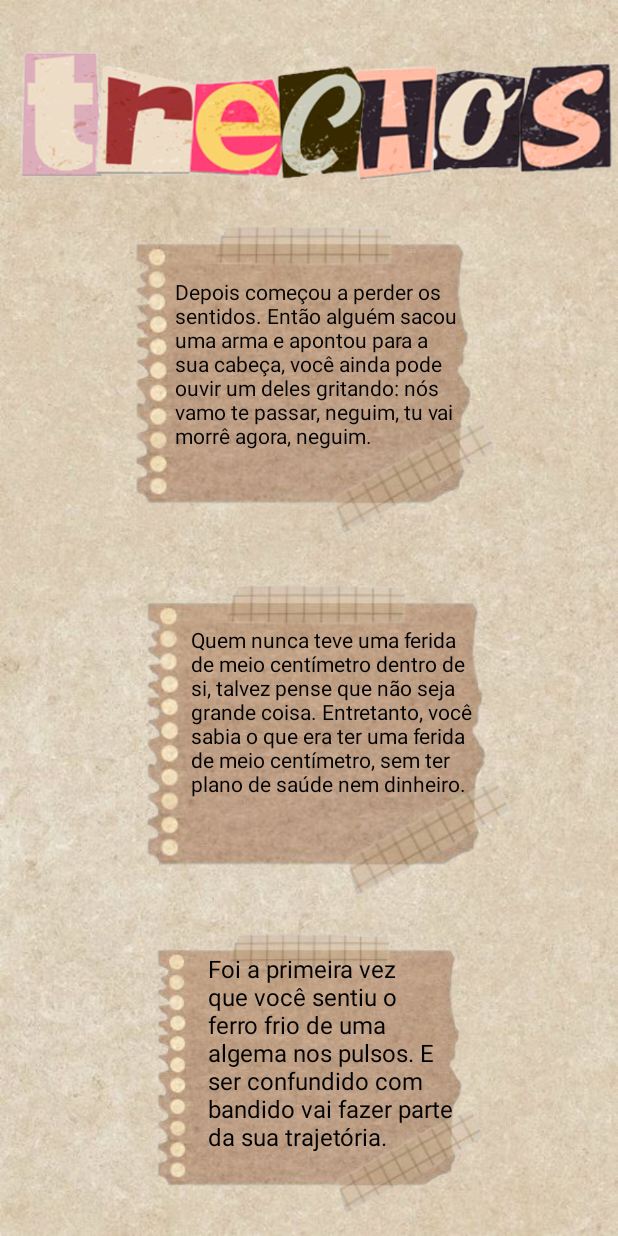
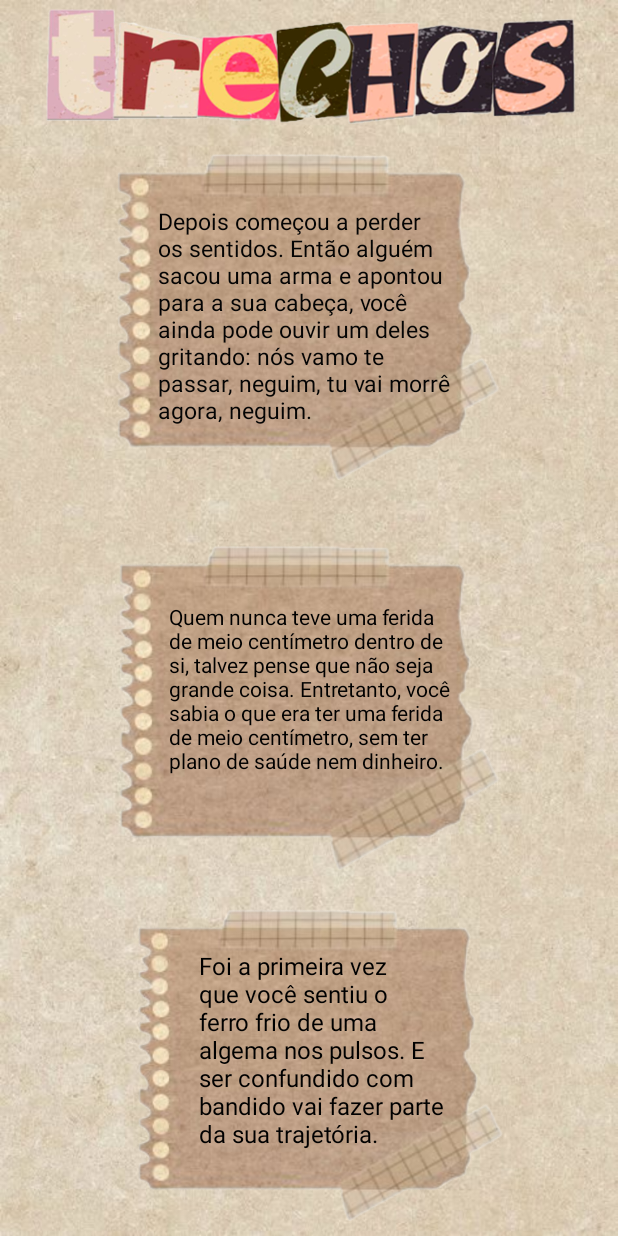
Before and after one commit to viniross/avessoDaLeitura, an Android app: the layout activity_trechos.xml on its own in the app's theme, with its tools: preview values and no code run, on a phone screen of 412 x 824 dp. Run offline under Robolectric (Android 15) with nearby library versions, the phone set to English and light mode, and no system bars.

Commit message:
Repercussão e trechos - Nath

```diff
--- a/app/src/main/res/layout/activity_repercussao.xml
+++ b/app/src/main/res/layout/activity_repercussao.xml
@@ -59,28 +59,30 @@
 
     <TextView
         android:id="@+id/fofoca2"
-        android:layout_width="244dp"
-        android:layout_height="216dp"
+        android:layout_width="241dp"
+        android:layout_height="214dp"
         android:text="@string/fofoca2"
         android:textColor="#000000"
-        android:textSize="16sp"
+        android:textSize="18sp"
         app:layout_constraintBottom_toBottomOf="parent"
         app:layout_constraintEnd_toEndOf="parent"
-        app:layout_constraintHorizontal_bias="0.544"
+        app:layout_constraintHorizontal_bias="0.535"
         app:layout_constraintStart_toStartOf="parent"
         app:layout_constraintTop_toTopOf="parent"
-        app:layout_constraintVertical_bias="0.916" />
+        app:layout_constraintVertical_bias="0.854" />
 
     <ImageView
         android:id="@+id/imageView24"
-        android:layout_width="387dp"
-        android:layout_height="124dp"
+        android:layout_width="341dp"
+        android:layout_height="92dp"
+        android:layout_marginStart="16dp"
+        android:layout_marginEnd="16dp"
         android:src="@drawable/repercuss_o"
         app:layout_constraintBottom_toBottomOf="parent"
         app:layout_constraintEnd_toEndOf="parent"
-        app:layout_constraintHorizontal_bias="0.333"
+        app:layout_constraintHorizontal_bias="0.236"
         app:layout_constraintStart_toStartOf="parent"
         app:layout_constraintTop_toTopOf="parent"
-        app:layout_constraintVertical_bias="0.026" />
+        app:layout_constraintVertical_bias="0.025" />
 
 </androidx.constraintlayout.widget.ConstraintLayout>
--- a/app/src/main/res/layout/activity_trechos.xml
+++ b/app/src/main/res/layout/activity_trechos.xml
@@ -10,66 +10,79 @@
 
 
     <ImageView
-        android:id="@+id/imageView21"
-        android:layout_width="290dp"
-        android:layout_height="280dp"
+        android:id="@+id/imageView27"
+        android:layout_width="372dp"
+        android:layout_height="92dp"
+        android:src="@drawable/trechos"
+        app:layout_constraintBottom_toBottomOf="parent"
+        app:layout_constraintEnd_toEndOf="parent"
+        app:layout_constraintHorizontal_bias="0.41"
+        app:layout_constraintStart_toStartOf="parent"
+        app:layout_constraintTop_toTopOf="parent"
+        app:layout_constraintVertical_bias="0.0" />
+
+    <ImageView
+        android:id="@+id/imageView29"
+        android:layout_width="309dp"
+        android:layout_height="221dp"
         android:src="@drawable/papelzinho1__1__removebg_preview"
         app:layout_constraintBottom_toBottomOf="parent"
         app:layout_constraintEnd_toEndOf="parent"
-        app:layout_constraintHorizontal_bias="0.537"
+        app:layout_constraintHorizontal_bias="0.494"
         app:layout_constraintStart_toStartOf="parent"
         app:layout_constraintTop_toTopOf="parent"
-        app:layout_constraintVertical_bias="0.175" />
+        app:layout_constraintVertical_bias="0.164" />
 
     <TextView
         android:id="@+id/texto2"
-        android:layout_width="194dp"
-        android:layout_height="168dp"
+        android:layout_width="199dp"
+        android:layout_height="181dp"
         android:text="@string/texto2"
         android:textColor="#040404"
+        android:textSize="15sp"
         app:layout_constraintBottom_toBottomOf="parent"
         app:layout_constraintEnd_toEndOf="parent"
-        app:layout_constraintHorizontal_bias="0.534"
+        app:layout_constraintHorizontal_bias="0.495"
         app:layout_constraintStart_toStartOf="parent"
         app:layout_constraintTop_toTopOf="parent"
-        app:layout_constraintVertical_bias="0.282" />
+        app:layout_constraintVertical_bias="0.213" />
 
     <ImageView
-        android:id="@+id/imageView23"
-        android:layout_width="323dp"
-        android:layout_height="277dp"
+        android:id="@+id/imageView30"
+        android:layout_width="273dp"
+        android:layout_height="220dp"
         android:src="@drawable/papelzinho1__1__removebg_preview"
         app:layout_constraintBottom_toBottomOf="parent"
         app:layout_constraintEnd_toEndOf="parent"
-        app:layout_constraintHorizontal_bias="0.647"
         app:layout_constraintStart_toStartOf="parent"
         app:layout_constraintTop_toTopOf="parent"
-        app:layout_constraintVertical_bias="0.616" />
+        app:layout_constraintVertical_bias="0.596" />
 
     <TextView
         android:id="@+id/textView3"
-        android:layout_width="194dp"
-        android:layout_height="159dp"
+        android:layout_width="192dp"
+        android:layout_height="167dp"
         android:text="@string/texto1"
         android:textColor="#000000"
+        android:textSize="14sp"
         app:layout_constraintBottom_toBottomOf="parent"
         app:layout_constraintEnd_toEndOf="parent"
-        app:layout_constraintHorizontal_bias="0.585"
+        app:layout_constraintHorizontal_bias="0.511"
         app:layout_constraintStart_toStartOf="parent"
         app:layout_constraintTop_toTopOf="parent"
-        app:layout_constraintVertical_bias="0.627" />
+        app:layout_constraintVertical_bias="0.611" />
 
     <ImageView
-        android:id="@+id/imageView25"
-        android:layout_width="306dp"
-        android:layout_height="249dp"
+        android:id="@+id/imageView31"
+        android:layout_width="252dp"
+        android:layout_height="211dp"
         android:src="@drawable/papelzinho1__1__removebg_preview"
         app:layout_constraintBottom_toBottomOf="parent"
         app:layout_constraintEnd_toEndOf="parent"
-        app:layout_constraintHorizontal_bias="0.575"
+        app:layout_constraintHorizontal_bias="0.547"
         app:layout_constraintStart_toStartOf="parent"
         app:layout_constraintTop_toTopOf="parent"
-        app:layout_constraintVertical_bias="1.0" />
+        app:layout_constraintVertical_bias="0.984" />
 
     <TextView
         android:id="@+id/textView6"
@@ -80,22 +93,8 @@
         android:textSize="16sp"
         app:layout_constraintBottom_toBottomOf="parent"
         app:layout_constraintEnd_toEndOf="parent"
-        app:layout_constraintHorizontal_bias="0.577"
+        app:layout_constraintHorizontal_bias="0.552"
         app:layout_constraintStart_toStartOf="parent"
         app:layout_constraintTop_toTopOf="parent"
-        app:layout_constraintVertical_bias="0.944" />
-
-    <ImageView
-        android:id="@+id/imageView27"
-        android:layout_width="wrap_content"
-        android:layout_height="wrap_content"
-        android:src="@drawable/trechos"
-        app:layout_constraintBottom_toBottomOf="parent"
-        app:layout_constraintEnd_toEndOf="parent"
-        app:layout_constraintHorizontal_bias="0.0"
-        app:layout_constraintStart_toStartOf="parent"
-        app:layout_constraintTop_toTopOf="parent"
-        app:layout_constraintVertical_bias="0.011" />
-
-
+        app:layout_constraintVertical_bias="0.941" />
 </androidx.constraintlayout.widget.ConstraintLayout>
```
Also changed, not shown: app/src/main/res/drawable/papelzinho1__1__removebg_preview.png.
